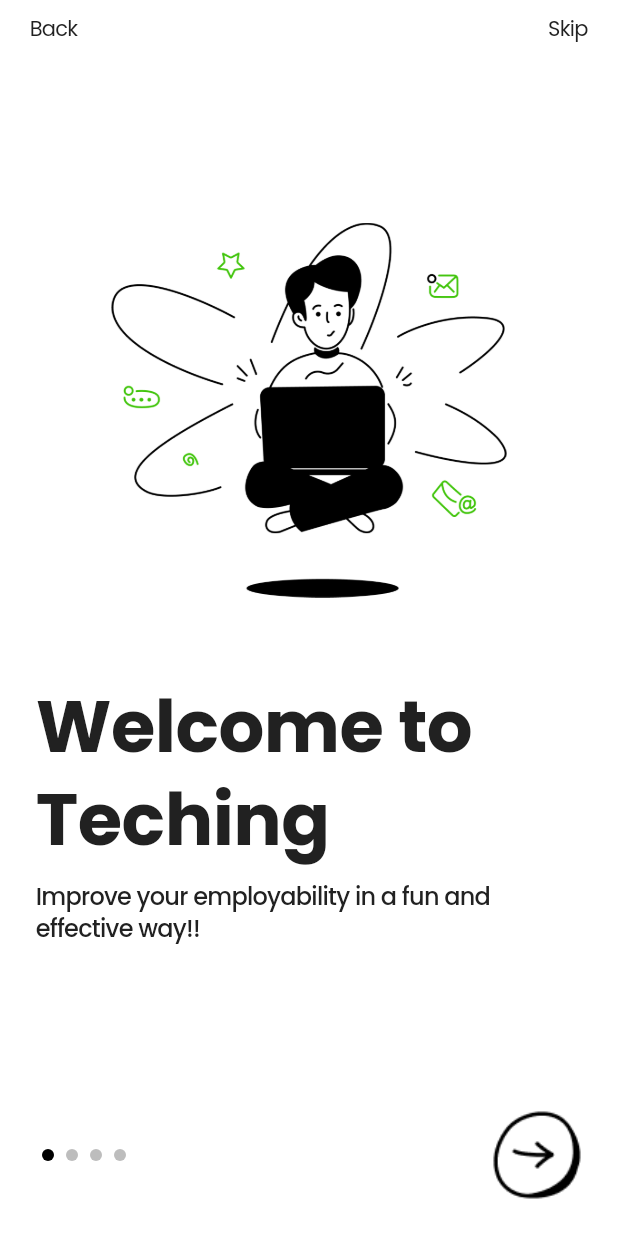
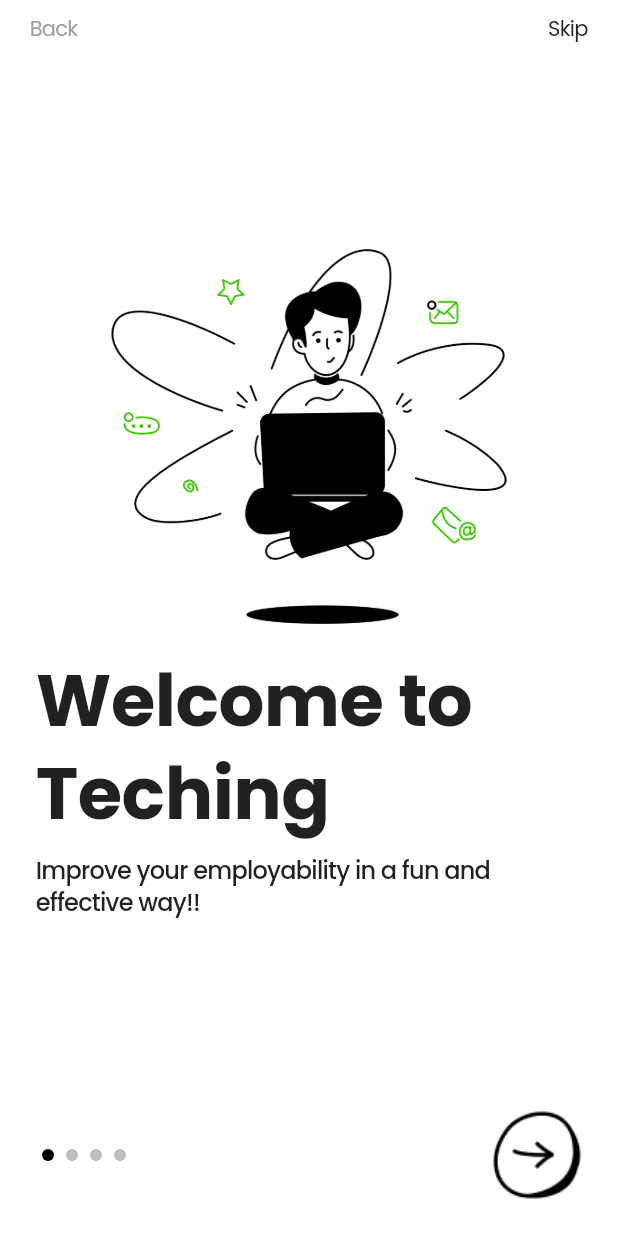
Before and after one commit to Villalobos14/apptechinng, a Flutter app: the OnboardingScreen screen opened directly, on a phone screen of 412 x 824 dp. Run offline on Flutter 3.47's test engine with Material 3 defaults, Android fonts, the light colour scheme and no system bars; our stand-ins replace dio, go_router, google_fonts.

Commit message:
refactor(onboarding): reorganized onboarding screen with swipe functionality and modular widgets

```diff
--- a/lib/features/onboarding/presentation/pages/onboarding_screen.dart
+++ b/lib/features/onboarding/presentation/pages/onboarding_screen.dart
@@ -24,43 +24,45 @@ class _OnboardingScreenState extends State<OnboardingScreen> {
     {
       'image': 'assets/images/boar2.png',
       'title': 'Learn by\nDoing',
-      'subtitle': 'Complete real-world challenges and projects that prepare you for the tech industry.',
+      'subtitle':
+          'Complete real-world challenges and projects that prepare you for the tech industry.',
     },
     {
       'image': 'assets/images/boar3.png',
       'title': 'Personalized\nLearning',
-      'subtitle': 'Get tailored content based on your interests, skills, and career goals.',
+      'subtitle':
+          'Get tailored content based on your interests, skills, and career goals.',
     },
     {
       'image': 'assets/images/boar4.png',
       'title': 'Track Your\nGrowth',
-      'subtitle': 'Visualize your progress, celebrate achievements, and stay motivated every step of the way.',
+      'subtitle':
+          'Visualize your progress, celebrate achievements, and stay motivated every step of the way.',
     },
   ];
 
   void _nextPage() {
     if (_currentPage < onboardingData.length - 1) {
-      _controller.nextPage(duration: const Duration(milliseconds: 300), curve: Curves.easeInOut);
+      _controller.nextPage(
+        duration: const Duration(milliseconds: 300),
+        curve: Curves.easeInOut,
+      );
     } else {
       Navigator.pushReplacementNamed(context, '/login');
     }
   }
 
-  void _previousPage() {
+  void _goBack() {
     if (_currentPage > 0) {
-      _controller.previousPage(duration: const Duration(milliseconds: 300), curve: Curves.easeInOut);
+      _controller.previousPage(
+        duration: const Duration(milliseconds: 300),
+        curve: Curves.easeInOut,
+      );
     }
   }
 
-  void _handleTap(TapUpDetails details) {
-    final width = MediaQuery.of(context).size.width;
-    final dx = details.localPosition.dx;
-
-    if (dx < width / 2) {
-      _previousPage();
-    } else {
-      _nextPage();
-    }
+  void _goToLogin() {
+    Navigator.pushReplacementNamed(context, '/login');
   }
 
   @override
@@ -68,51 +70,56 @@ class _OnboardingScreenState extends State<OnboardingScreen> {
     return Scaffold(
       backgroundColor: Colors.white,
       body: SafeArea(
-        child: Stack(
+        child: Column(
           children: [
-            Positioned.fill(
-              child: GestureDetector(
-                behavior: HitTestBehavior.translucent,
-                onTapUp: _handleTap,
-              ),
-            ),
-            Column(
-              children: [
-                // Encabezado (Back y Skip)
+            // Top: Back / Skip
             Padding(
               padding: const EdgeInsets.symmetric(horizontal: 20.0, vertical: 10),
               child: Row(
                 mainAxisAlignment: MainAxisAlignment.spaceBetween,
                 children: [
-                      Text("Back", style: AppTextStyles.labelSmall),
-                      Text("Skip", style: AppTextStyles.labelSmall),
+                  GestureDetector(
+                    onTap: _currentPage == 0 ? null : _goBack,
+                    child: Text(
+                      "Back",
+                      style: AppTextStyles.labelSmall.copyWith(
+                        color: _currentPage == 0 ? Colors.grey : Colors.black,
+                      ),
+                    ),
+                  ),
+                  GestureDetector(
+                    onTap: _goToLogin,
+                    child: Text("Skip", style: AppTextStyles.labelSmall),
+                  ),
                 ],
               ),
             ),
 
-                const Spacer(flex: 2),
-
-                // Imagen dinámica
-                OnboardingImage(
+            // Swipeable content
+            Expanded(
+              child: PageView.builder(
                 controller: _controller,
-                  onboardingData: onboardingData,
+                itemCount: onboardingData.length,
                 onPageChanged: (index) => setState(() => _currentPage = index),
+                itemBuilder: (_, index) {
+                  final data = onboardingData[index];
+                  return Column(
+                    mainAxisAlignment: MainAxisAlignment.center,
+                    children: [
+                      OnboardingImage(imagePath: data['image']!),
+                      const SizedBox(height: 20),
+                      OnboardingTexts(data: data),
+                    ],
+                  );
+                },
+              ),
             ),
 
-                const Spacer(),
-
-                // Textos dinámicos
-                OnboardingTexts(data: onboardingData[_currentPage]),
-
-                const Spacer(flex: 2),
-
-                // Progreso e ícono siguiente
+            // Bottom: progress + next button
             OnboardingProgress(
               currentPage: _currentPage,
               totalPages: onboardingData.length,
               onNext: _nextPage,
-                )
-              ],
             ),
           ],
         ),
--- a/lib/features/onboarding/presentation/widgets/onboarding_image.dart
+++ b/lib/features/onboarding/presentation/widgets/onboarding_image.dart
@@ -1,30 +1,17 @@
 import 'package:flutter/material.dart';
 
 class OnboardingImage extends StatelessWidget {
-  final PageController controller;
-  final List<Map<String, String>> onboardingData;
-  final Function(int) onPageChanged;
+  final String imagePath;
 
-  const OnboardingImage({
-    super.key,
-    required this.controller,
-    required this.onboardingData,
-    required this.onPageChanged,
-  });
+  const OnboardingImage({super.key, required this.imagePath});
 
   @override
   Widget build(BuildContext context) {
     return SizedBox(
       height: 250,
-      child: PageView.builder(
-        controller: controller,
-        itemCount: onboardingData.length,
-        onPageChanged: onPageChanged,
-        physics: const NeverScrollableScrollPhysics(),
-        itemBuilder: (_, index) => Image.asset(
-          onboardingData[index]['image']!,
-          fit: BoxFit.contain,
-        ),
+      child: Image.asset(
+        imagePath,
+        fit: BoxFit.contain,
       ),
     );
   }
--- a/lib/main.dart
+++ b/lib/main.dart
@@ -15,8 +15,7 @@ class SoftSkillsApp extends StatelessWidget {
   const SoftSkillsApp({super.key});
 
   @override
-  Widget build(BuildContext context) {
-    return MultiProvider(
+  Widget build(BuildContext context) => MultiProvider(
     providers: AppConfig.providers,
     child: MaterialApp.router(
       title: 'Soft Skills App',
@@ -37,8 +36,7 @@ class SoftSkillsApp extends StatelessWidget {
       ],
 
       // App-wide builder for additional configuration
-        builder: (context, child) {
-          return MediaQuery(
+      builder: (context, child) => MediaQuery(
         // Ensure text scaling doesn't break the UI
         data: MediaQuery.of(context).copyWith(
           textScaler: MediaQuery.of(context).textScaler.clamp(
@@ -47,9 +45,7 @@ class SoftSkillsApp extends StatelessWidget {
           ),
         ),
         child: child!,
-          );
-        },
+      ),
     ),
   );
 }
-}
--- a/lib/shared/navigation/app_router.dart
+++ b/lib/shared/navigation/app_router.dart
@@ -4,16 +4,25 @@ import 'package:flutter/material.dart';
 
 import 'route_names.dart';
 import '../../features/home/presentation/pages/home_page.dart';
+import '../../features/onboarding/presentation/pages/onboarding_screen.dart';
 import '../widgets/common/placeholder_page.dart';
 
 class AppRouter {
   static final GoRouter router = GoRouter(
-    initialLocation: RouteNames.home,
+    initialLocation: RouteNames.onboarding,
     routes: [
       // ──────────────────────────────────────────────────────────
-      // 🏠 CURRENT IMPLEMENTED ROUTES (Working)
+      // 🚀 ONBOARDING ROUTE (Working)
       // ──────────────────────────────────────────────────────────
+      GoRoute(
+        path: RouteNames.onboarding,
+        name: 'onboarding',
+        builder: (context, state) => const OnboardingScreen(),
+      ),
 
+      // ──────────────────────────────────────────────────────────
+      // 🏠 MAIN ROUTES (Working)
+      // ──────────────────────────────────────────────────────────
       GoRoute(
         path: RouteNames.home,
         name: 'home',
@@ -80,12 +89,7 @@ class AppRouter {
         builder: (context, state) => const ForgotPasswordPage(),
       ),
 
-      // ─── Onboarding Routes (TODO: Implement when onboarding is ready) ───
-      GoRoute(
-        path: RouteNames.onboarding,
-        name: 'onboarding',
-        builder: (context, state) => const OnboardingPage(),
-      ),
+      // ─── Welcome Route (TODO: Implement when welcome page is ready) ───
       GoRoute(
         path: RouteNames.welcome,
         name: 'welcome',
@@ -154,13 +158,13 @@ class AppRouter {
       */
     ],
 
-    // Error handling - redirect unknown routes to home
+    // Error handling - redirect unknown routes to onboarding
     errorBuilder: (context, state) => Scaffold(
       body: Center(
         child: Column(
           mainAxisAlignment: MainAxisAlignment.center,
           children: [
-            const Icon(Icons.home_rounded, size: 64, color: Colors.grey),
+            const Icon(Icons.explore_off_rounded, size: 64, color: Colors.grey),
             const SizedBox(height: 16),
             Text(
               'Route under development',
@@ -190,6 +194,7 @@ class AppRouter {
   /// Check if a route is currently implemented
   static bool isRouteImplemented(String route) {
     const implementedRoutes = [
+      RouteNames.onboarding,  // ✅ Now implemented
       RouteNames.home,
       RouteNames.tasks,
       RouteNames.practice,
@@ -203,7 +208,7 @@ class AppRouter {
   static List<String> get todoRoutes => [
     RouteNames.login,
     RouteNames.register,
-    RouteNames.onboarding,
+    RouteNames.welcome,
     RouteNames.profile,
     RouteNames.learningJourney,
     RouteNames.diagnosticTest,
--- a/lib/shared/styles/app_text_styles.dart
+++ b/lib/shared/styles/app_text_styles.dart
@@ -118,14 +118,106 @@ class AppTextStyles {
     color: AppColors.textPrimary,
   );
 
-  // Mantén todos tus estilos especiales...
+  // Special Styles
   static TextStyle buttonText = GoogleFonts.poppins(
     fontSize: 14,
     fontWeight: FontWeight.w600,
     height: 1.2,
   );
 
-  // Agrega estilos específicos para onboarding de Edu
+  static TextStyle captionText = GoogleFonts.poppins(
+    fontSize: 10,
+    fontWeight: FontWeight.w400,
+    height: 1.4,
+    color: AppColors.textSecondary,
+  );
+
+  static TextStyle overlineText = GoogleFonts.poppins(
+    fontSize: 10,
+    fontWeight: FontWeight.w500,
+    height: 1.4,
+    letterSpacing: 1.5,
+    color: AppColors.textSecondary,
+  );
+
+  // Gamification Styles
+  static TextStyle pointsText = GoogleFonts.poppins(
+    fontSize: 18,
+    fontWeight: FontWeight.w700,
+    color: AppColors.experienceBlue,
+  );
+
+  static TextStyle streakText = GoogleFonts.poppins(
+    fontSize: 16,
+    fontWeight: FontWeight.w600,
+    color: AppColors.streakOrange,
+  );
+
+  static TextStyle levelText = GoogleFonts.poppins(
+    fontSize: 14,
+    fontWeight: FontWeight.w600,
+    color: AppColors.levelPurple,
+  );
+
+  // Specific styles for Home Dashboard
+  static TextStyle homeUserName = GoogleFonts.poppins(
+    fontSize: 20,
+    fontWeight: FontWeight.w600,
+    color: AppColors.textPrimary,
+  );
+
+  static TextStyle homeSubtitle = GoogleFonts.poppins(
+    fontSize: 14,
+    fontWeight: FontWeight.w400,
+    color: AppColors.textSecondary,
+  );
+
+  static TextStyle homeMainTitle = GoogleFonts.poppins(
+    fontSize: 24,
+    fontWeight: FontWeight.w700,
+    color: AppColors.textPrimary,
+    height: 1.2,
+  );
+
+  static TextStyle streakCount = GoogleFonts.poppins(
+    fontSize: 20,
+    fontWeight: FontWeight.w600,
+    color: AppColors.textPrimary,
+  );
+
+  // Card Styles (ESTOS FALTABAN!)
+  static TextStyle cardTitle = GoogleFonts.poppins(
+    fontSize: 15,
+    fontWeight: FontWeight.w700,
+    color: AppColors.textPrimary,
+    height: 1.1,
+  );
+
+  static TextStyle cardTitleLarge = GoogleFonts.poppins(
+    fontSize: 17,
+    fontWeight: FontWeight.w700,
+    color: AppColors.textPrimary,
+    height: 1.1,
+  );
+
+  static TextStyle cardSubtitle = GoogleFonts.poppins(
+    fontSize: 11,
+    fontWeight: FontWeight.w400,
+    color: AppColors.textSecondary,
+  );
+
+  static TextStyle cardDescription = GoogleFonts.poppins(
+    fontSize: 11,
+    fontWeight: FontWeight.w400,
+    color: AppColors.textSecondary,
+  );
+
+  static TextStyle cardCounter = GoogleFonts.poppins(
+    fontSize: 11,
+    fontWeight: FontWeight.w600,
+  );
+
+  // Onboarding Styles (para Edu)
   static TextStyle onboardingTitle = GoogleFonts.poppins(
     fontSize: 48,
     fontWeight: FontWeight.w700,
@@ -148,9 +240,6 @@ class AppTextStyles {
     color: AppColors.textPrimary,
   );
 
-  // ... resto de tus estilos (gamification, home, cards, etc.)
-  // [Mantén todo lo demás igual]
-
   // Material 3 TextTheme
   static TextTheme get textTheme => TextTheme(
     displayLarge: displayLarge,
```
Also changed, not shown: 1 other file. Lines whose indentation alone changed are shown as unchanged.
